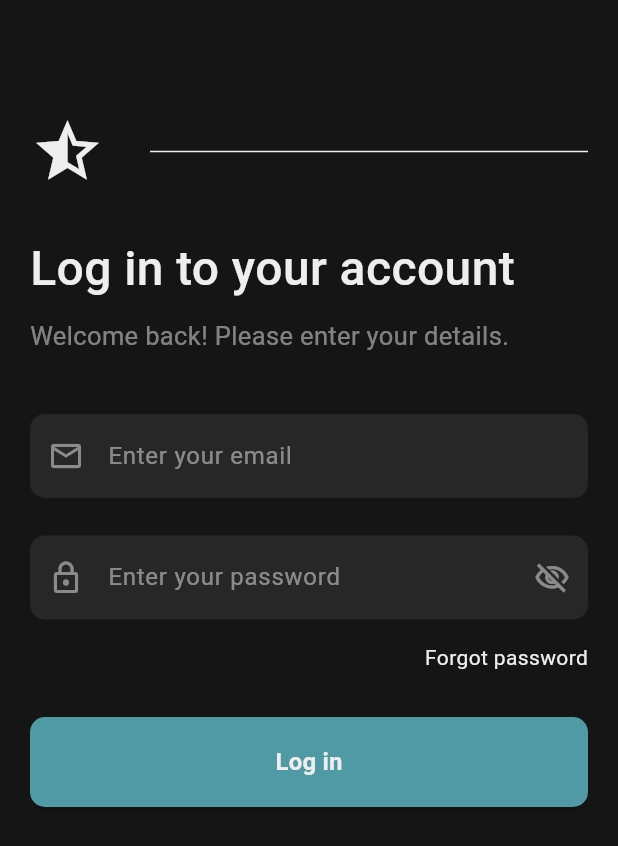
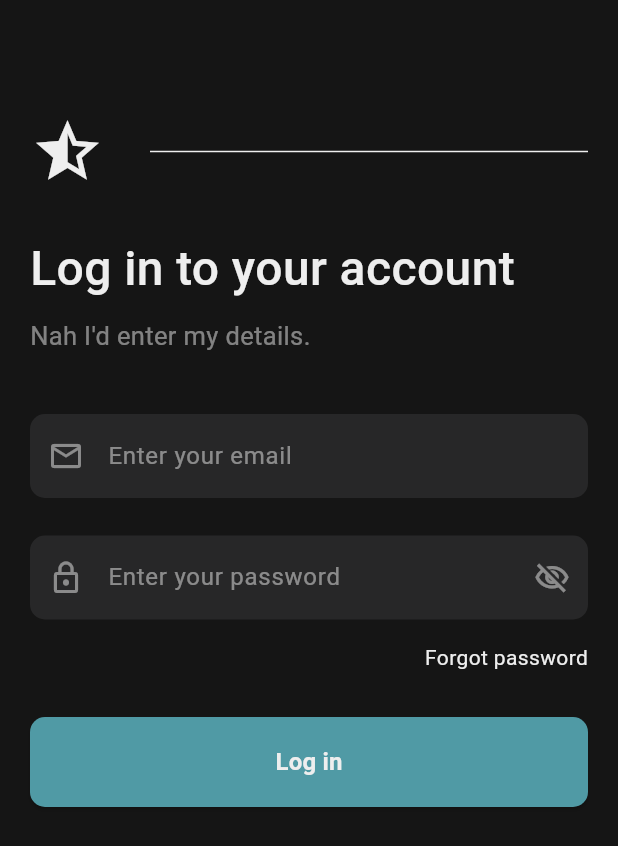
Before and after one commit to ArthNote/yapple, a Flutter app: the screen it shows after launch, on a phone screen of 412 x 824 dp. Shown: the top 846 px of the screen. Run offline on Flutter 3.47's test engine with Material 3 defaults, Android fonts, the phone set to English and light mode, and no system bars.

Commit message:
nah id validi

```diff
--- a/lib/pages/global/login.dart
+++ b/lib/pages/global/login.dart
@@ -59,7 +59,7 @@ class LoginPage extends StatelessWidget {
                     height: 10,
                   ),
                   Text(
-                    "Welcome back! Please enter your details.",
+                    "Nah I'd enter my details.",
                     style: TextStyle(
                       color: Theme.of(context)
                           .colorScheme
```
